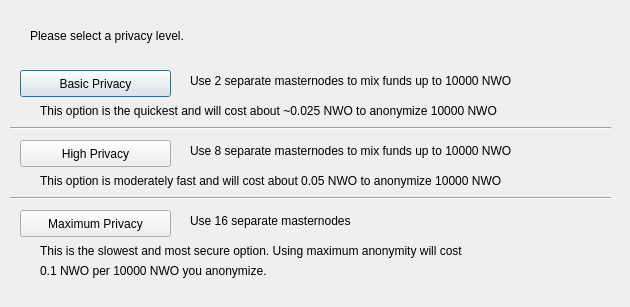
Before: the Qt Designer form src/qt/forms/obfuscationconfig.ui in MotoAcidic/BaseSource, drawn with Qt 5.
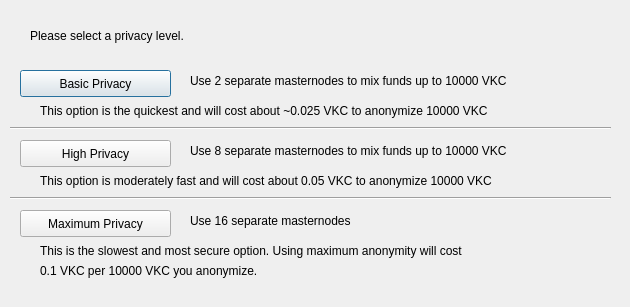
After: the same form once the commit is applied.

```diff
--- a/src/qt/forms/obfuscationconfig.ui
+++ b/src/qt/forms/obfuscationconfig.ui
@@ -75,7 +75,7 @@
     </rect>
    </property>
    <property name="text">
-    <string>Use 2 separate masternodes to mix funds up to 10000 NWO</string>
+    <string>Use 2 separate masternodes to mix funds up to 10000 VKC</string>
    </property>
   </widget>
   <widget class="QLabel" name="label_3">
@@ -88,7 +88,7 @@
     </rect>
    </property>
    <property name="text">
-    <string>Use 8 separate masternodes to mix funds up to 10000 NWO</string>
+    <string>Use 8 separate masternodes to mix funds up to 10000 VKC</string>
    </property>
   </widget>
   <widget class="QLabel" name="label_4">
@@ -114,7 +114,7 @@
     </rect>
    </property>
    <property name="text">
-    <string>This option is the quickest and will cost about ~0.025 NWO to anonymize 10000 NWO</string>
+    <string>This option is the quickest and will cost about ~0.025 VKC to anonymize 10000 VKC</string>
    </property>
   </widget>
   <widget class="QLabel" name="label_7">
@@ -127,7 +127,7 @@
     </rect>
    </property>
    <property name="text">
-    <string>This option is moderately fast and will cost about 0.05 NWO to anonymize 10000 NWO</string>
+    <string>This option is moderately fast and will cost about 0.05 VKC to anonymize 10000 VKC</string>
    </property>
   </widget>
   <widget class="QLabel" name="label_8">
@@ -153,7 +153,7 @@
     </rect>
    </property>
    <property name="text">
-    <string>0.1 NWO per 10000 NWO you anonymize.</string>
+    <string>0.1 VKC per 10000 VKC you anonymize.</string>
    </property>
   </widget>
   <widget class="Line" name="line">
```
